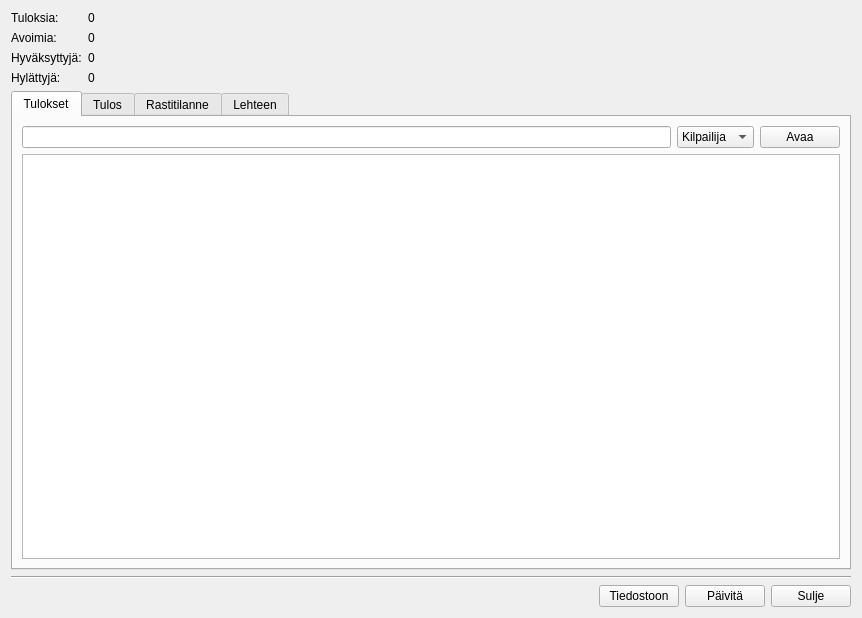
Old version of the form gui/form/tulosform.ui in the repository Hatell/Tulospalvelu.
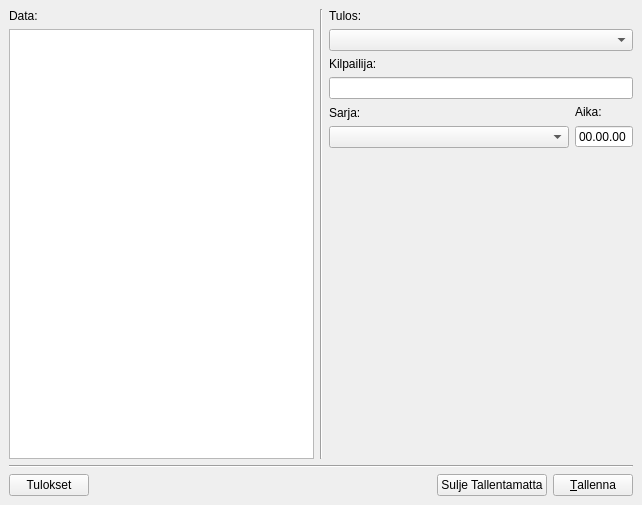
New version of the form.

Patch:
```diff
--- a/gui/form/tulosform.ui
+++ b/gui/form/tulosform.ui
@@ -6,145 +6,250 @@
    <rect>
     <x>0</x>
     <y>0</y>
-    <width>862</width>
-    <height>618</height>
+    <width>642</width>
+    <height>505</height>
    </rect>
   </property>
   <property name="windowTitle">
    <string>Form</string>
   </property>
-  <layout class="QVBoxLayout" name="verticalLayout">
+  <layout class="QVBoxLayout" name="verticalLayout_6">
+   <property name="spacing">
+    <number>0</number>
+   </property>
+   <property name="margin">
+    <number>0</number>
+   </property>
    <item>
-    <layout class="QFormLayout" name="formLayout">
-     <item row="0" column="0">
-      <widget class="QLabel" name="label">
-       <property name="text">
-        <string>Tuloksia:</string>
-       </property>
-      </widget>
-     </item>
-     <item row="0" column="1">
-      <widget class="QLabel" name="tuloksiaLabel">
-       <property name="text">
-        <string>0</string>
-       </property>
-      </widget>
-     </item>
-     <item row="1" column="0">
-      <widget class="QLabel" name="label_2">
-       <property name="text">
-        <string>Avoimia:</string>
-       </property>
-      </widget>
-     </item>
-     <item row="1" column="1">
-      <widget class="QLabel" name="avoimiaLabel">
-       <property name="text">
-        <string>0</string>
-       </property>
-      </widget>
-     </item>
-     <item row="2" column="0">
-      <widget class="QLabel" name="label_3">
-       <property name="text">
-        <string>Hyväksyttyjä:</string>
-       </property>
-      </widget>
-     </item>
-     <item row="2" column="1">
-      <widget class="QLabel" name="hyvaksyttyjaLabel">
-       <property name="text">
-        <string>0</string>
-       </property>
-      </widget>
-     </item>
-     <item row="3" column="0">
-      <widget class="QLabel" name="label_4">
-       <property name="text">
-        <string>Hylättyjä:</string>
-       </property>
-      </widget>
-     </item>
-     <item row="3" column="1">
-      <widget class="QLabel" name="hylattyjaLabel">
-       <property name="text">
-        <string>0</string>
-       </property>
-      </widget>
-     </item>
-    </layout>
-   </item>
-   <item>
-    <widget class="QTabWidget" name="tabWidget">
+    <widget class="QStackedWidget" name="stackedWidget">
      <property name="currentIndex">
       <number>0</number>
      </property>
-     <widget class="QWidget" name="tab_4">
-      <attribute name="title">
-       <string>Tulokset</string>
-      </attribute>
-      <layout class="QVBoxLayout" name="verticalLayout_4">
+     <widget class="QWidget" name="mainPage">
+      <layout class="QVBoxLayout" name="verticalLayout_7">
        <item>
-        <layout class="QHBoxLayout" name="horizontalLayout_2">
+        <layout class="QHBoxLayout" name="horizontalLayout_3">
          <item>
-          <widget class="QLineEdit" name="lineEdit"/>
+          <layout class="QVBoxLayout" name="verticalLayout">
+           <item>
+            <widget class="QLabel" name="label">
+             <property name="text">
+              <string>Data:</string>
+             </property>
+            </widget>
+           </item>
+           <item>
+            <widget class="QTreeView" name="emitDataView">
+             <property name="editTriggers">
+              <set>QAbstractItemView::NoEditTriggers</set>
+             </property>
+            </widget>
+           </item>
+          </layout>
          </item>
          <item>
-          <widget class="QComboBox" name="comboBox">
+          <widget class="Line" name="line_2">
+           <property name="orientation">
+            <enum>Qt::Vertical</enum>
+           </property>
+          </widget>
+         </item>
+         <item>
+          <layout class="QVBoxLayout" name="verticalLayout_5">
            <item>
-            <property name="text">
-             <string>Kilpailija</string>
-            </property>
+            <widget class="QLabel" name="label_5">
+             <property name="text">
+              <string>Tulos:</string>
+             </property>
+            </widget>
            </item>
            <item>
-            <property name="text">
-             <string>Emit</string>
-            </property>
+            <widget class="QComboBox" name="tilaBox"/>
            </item>
            <item>
-            <property name="text">
-             <string>Sarja</string>
-            </property>
+            <layout class="QVBoxLayout" name="verticalLayout_3">
+             <item>
+              <widget class="QLabel" name="label_2">
+               <property name="text">
+                <string>Kilpailija:</string>
+               </property>
+              </widget>
+             </item>
+             <item>
+              <widget class="QLineEdit" name="kilpailijaEdit"/>
+             </item>
+            </layout>
            </item>
            <item>
-            <property name="text">
-             <string>Tila</string>
-            </property>
+            <layout class="QHBoxLayout" name="horizontalLayout_2" stretch="1,0">
+             <item>
+              <layout class="QVBoxLayout" name="verticalLayout_4">
+               <item>
+                <widget class="QLabel" name="label_4">
+                 <property name="text">
+                  <string>Sarja:</string>
+                 </property>
+                </widget>
+               </item>
+               <item>
+                <widget class="QComboBox" name="sarjaBox"/>
+               </item>
+              </layout>
+             </item>
+             <item>
+              <layout class="QVBoxLayout" name="verticalLayout_2">
+               <item>
+                <widget class="QLabel" name="label_3">
+                 <property name="text">
+                  <string>Aika:</string>
+                 </property>
+                </widget>
+               </item>
+               <item>
+                <widget class="QTimeEdit" name="aikaTimeEdit">
+                 <property name="alignment">
+                  <set>Qt::AlignRight|Qt::AlignTrailing|Qt::AlignVCenter</set>
+                 </property>
+                 <property name="readOnly">
+                  <bool>true</bool>
+                 </property>
+                 <property name="buttonSymbols">
+                  <enum>QAbstractSpinBox::NoButtons</enum>
+                 </property>
+                 <property name="displayFormat">
+                  <string>HH.mm.ss</string>
+                 </property>
+                </widget>
+               </item>
+              </layout>
+             </item>
+            </layout>
            </item>
+           <item>
+            <spacer name="verticalSpacer">
+             <property name="orientation">
+              <enum>Qt::Vertical</enum>
+             </property>
+             <property name="sizeHint" stdset="0">
+              <size>
+               <width>20</width>
+               <height>40</height>
+              </size>
+             </property>
+            </spacer>
+           </item>
+           <item>
+            <widget class="QLabel" name="koodi99Label">
+             <property name="palette">
+              <palette>
+               <active>
+                <colorrole role="WindowText">
+                 <brush brushstyle="SolidPattern">
+                  <color alpha="255">
+                   <red>255</red>
+                   <green>0</green>
+                   <blue>0</blue>
+                  </color>
+                 </brush>
+                </colorrole>
+               </active>
+               <inactive>
+                <colorrole role="WindowText">
+                 <brush brushstyle="SolidPattern">
+                  <color alpha="255">
+                   <red>255</red>
+                   <green>0</green>
+                   <blue>0</blue>
+                  </color>
+                 </brush>
+                </colorrole>
+               </inactive>
+               <disabled>
+                <colorrole role="WindowText">
+                 <brush brushstyle="SolidPattern">
+                  <color alpha="255">
+                   <red>118</red>
+                   <green>118</green>
+                   <blue>117</blue>
+                  </color>
+                 </brush>
+                </colorrole>
+               </disabled>
+              </palette>
+             </property>
+             <property name="font">
+              <font>
+               <pointsize>16</pointsize>
+              </font>
+             </property>
+             <property name="text">
+              <string/>
+             </property>
+            </widget>
+           </item>
+           <item>
+            <widget class="QWidget" name="tilaWidget" native="true">
+             <property name="minimumSize">
+              <size>
+               <width>0</width>
+               <height>40</height>
+              </size>
+             </property>
+            </widget>
+           </item>
+          </layout>
+         </item>
+        </layout>
+       </item>
+       <item>
+        <widget class="Line" name="line">
+         <property name="orientation">
+          <enum>Qt::Horizontal</enum>
+         </property>
+        </widget>
+       </item>
+       <item>
+        <layout class="QHBoxLayout" name="horizontalLayout">
+         <item>
+          <widget class="QPushButton" name="tuloksetButton">
+           <property name="text">
+            <string>Tulokset</string>
+           </property>
           </widget>
          </item>
          <item>
-          <widget class="QPushButton" name="tulosAvaaButton">
+          <spacer name="horizontalSpacer">
+           <property name="orientation">
+            <enum>Qt::Horizontal</enum>
+           </property>
+           <property name="sizeHint" stdset="0">
+            <size>
+             <width>40</width>
+             <height>20</height>
+            </size>
+           </property>
+          </spacer>
+         </item>
+         <item>
+          <widget class="QPushButton" name="suljeTallentamattaButton">
            <property name="text">
-            <string>Avaa</string>
+            <string>Sulje Tallentamatta</string>
            </property>
           </widget>
          </item>
+         <item>
+          <widget class="QPushButton" name="closeButton">
+           <property name="text">
+            <string>&amp;Tallenna</string>
+           </property>
+          </widget>
+         </item>
         </layout>
        </item>
-       <item>
-        <widget class="QTreeView" name="tulosView">
-         <property name="rootIsDecorated">
-          <bool>false</bool>
-         </property>
-         <property name="itemsExpandable">
-          <bool>false</bool>
-         </property>
-         <property name="sortingEnabled">
-          <bool>false</bool>
-         </property>
-         <property name="expandsOnDoubleClick">
-          <bool>false</bool>
-         </property>
-        </widget>
-       </item>
       </layout>
      </widget>
-     <widget class="QWidget" name="tab">
-      <attribute name="title">
-       <string>Tulos</string>
-      </attribute>
-      <layout class="QVBoxLayout" name="verticalLayout_3">
+     <widget class="QWidget" name="kysymysPage">
+      <layout class="QVBoxLayout" name="verticalLayout_8">
        <item>
         <widget class="QTextEdit" name="tulosEdit">
          <property name="font">
@@ -154,29 +259,16 @@
          </property>
         </widget>
        </item>
-      </layout>
-     </widget>
-     <widget class="QWidget" name="tab_2">
-      <attribute name="title">
-       <string>Rastitilanne</string>
-      </attribute>
-      <layout class="QVBoxLayout" name="verticalLayout_2">
        <item>
-        <widget class="QTextEdit" name="valiaikaEdit">
-         <property name="font">
-          <font>
-           <family>Monospace</family>
-          </font>
+        <widget class="QTreeView" name="tulosView"/>
+       </item>
+       <item>
+        <widget class="Line" name="line_3">
+         <property name="orientation">
+          <enum>Qt::Horizontal</enum>
          </property>
         </widget>
        </item>
-      </layout>
-     </widget>
-     <widget class="QWidget" name="tab_3">
-      <attribute name="title">
-       <string>Lehteen</string>
-      </attribute>
-      <layout class="QVBoxLayout" name="verticalLayout_5">
        <item>
         <widget class="QPlainTextEdit" name="lehteenEdit"/>
        </item>
@@ -184,51 +276,6 @@
      </widget>
     </widget>
    </item>
-   <item>
-    <widget class="Line" name="line">
-     <property name="orientation">
-      <enum>Qt::Horizontal</enum>
-     </property>
-    </widget>
-   </item>
-   <item>
-    <layout class="QHBoxLayout" name="horizontalLayout">
-     <item>
-      <spacer name="horizontalSpacer">
-       <property name="orientation">
-        <enum>Qt::Horizontal</enum>
-       </property>
-       <property name="sizeHint" stdset="0">
-        <size>
-         <width>40</width>
-         <height>20</height>
-        </size>
-       </property>
-      </spacer>
-     </item>
-     <item>
-      <widget class="QPushButton" name="fileButton">
-       <property name="text">
-        <string>Tiedostoon</string>
-       </property>
-      </widget>
-     </item>
-     <item>
-      <widget class="QPushButton" name="updateButton">
-       <property name="text">
-        <string>Päivitä</string>
-       </property>
-      </widget>
-     </item>
-     <item>
-      <widget class="QPushButton" name="closeButton">
-       <property name="text">
-        <string>Sulje</string>
-       </property>
-      </widget>
-     </item>
-    </layout>
-   </item>
   </layout>
  </widget>
  <resources/>
```
Left out of the diff: 57 changed lines with no effect on the pictures.
